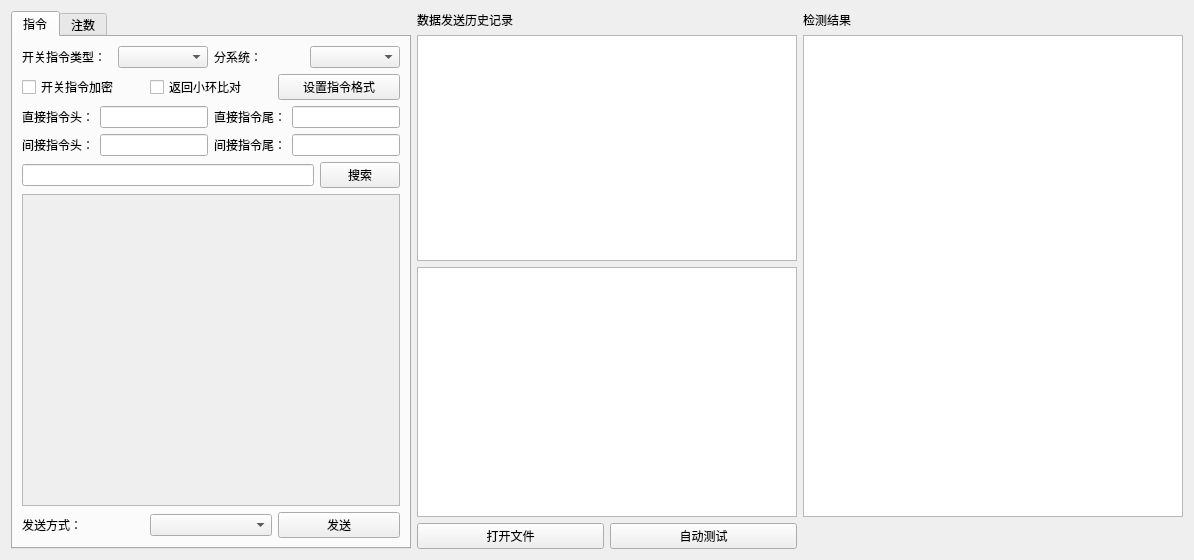
LiPYlpy/AutoTest, file autotest/rcform.ui: the form before one commit.
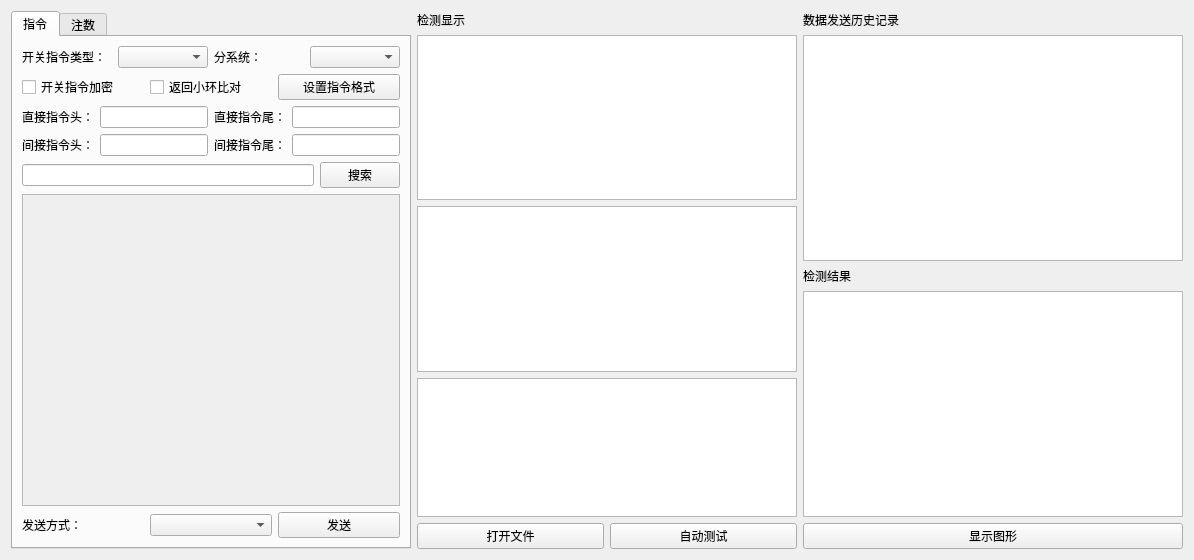
The form after the commit.

Patch:
```diff
--- a/autotest/rcform.ui
+++ b/autotest/rcform.ui
@@ -17,6 +17,23 @@
    <item row="0" column="1">
     <layout class="QVBoxLayout" name="verticalLayout_3">
      <item>
+      <widget class="QLabel" name="label_11">
+       <property name="text">
+        <string>检测显示</string>
+       </property>
+      </widget>
+     </item>
+     <item>
+      <widget class="QTextBrowser" name="tcinf_textBrowser"/>
+     </item>
+     <item>
+      <widget class="QTextBrowser" name="tcrun_textBrowser"/>
+     </item>
+    </layout>
+   </item>
+   <item row="0" column="2" rowspan="2">
+    <layout class="QVBoxLayout" name="verticalLayout_4">
+     <item>
       <widget class="QLabel" name="label_5">
        <property name="text">
         <string>数据发送历史记录</string>
@@ -26,10 +43,6 @@
      <item>
       <widget class="QTextBrowser" name="hisTextBrowser"/>
      </item>
-    </layout>
-   </item>
-   <item row="0" column="2" rowspan="2">
-    <layout class="QVBoxLayout" name="verticalLayout_4">
      <item>
       <widget class="QLabel" name="label_6">
        <property name="text">
@@ -188,8 +201,8 @@
            <rect>
             <x>0</x>
             <y>0</y>
-            <width>485</width>
-            <height>295</height>
+            <width>378</width>
+            <height>318</height>
            </rect>
           </property>
          </widget>
@@ -321,6 +334,13 @@
      </item>
     </layout>
    </item>
+   <item row="2" column="2">
+    <widget class="QPushButton" name="drawBtn">
+     <property name="text">
+      <string>显示图形</string>
+     </property>
+    </widget>
+   </item>
   </layout>
  </widget>
  <resources/>
```
